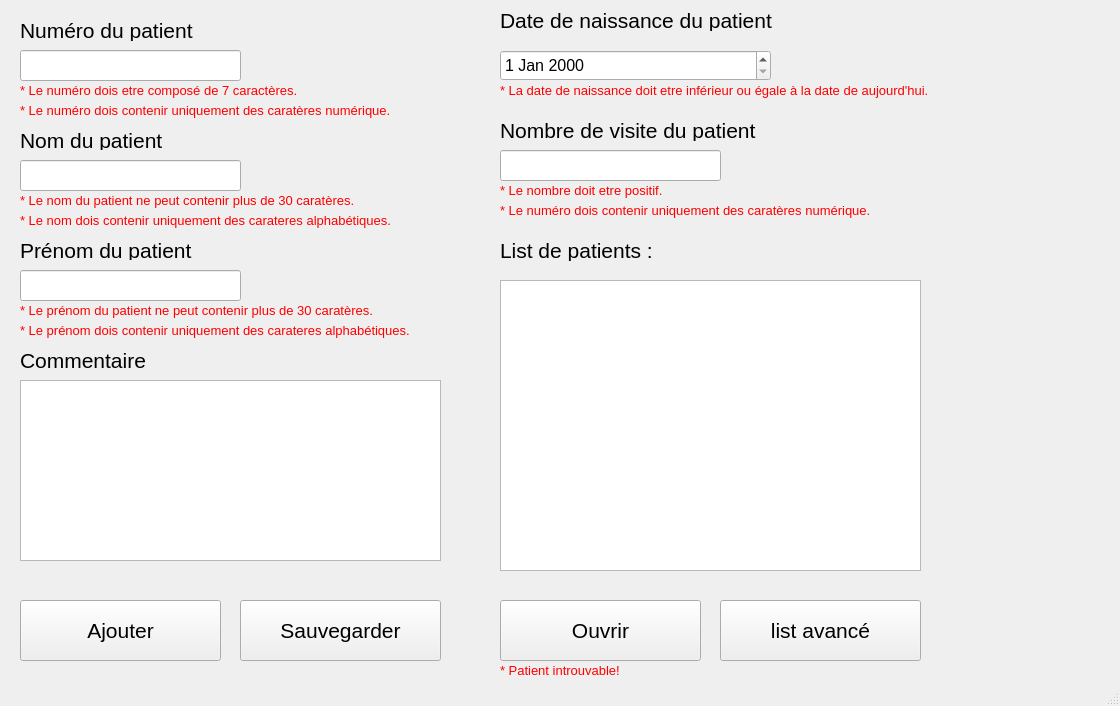
Qt form interface_UI/interface_principal.ui (jackpotchap/EXAMEN_INTRA_JACOB_CHAPMAN) before a commit.
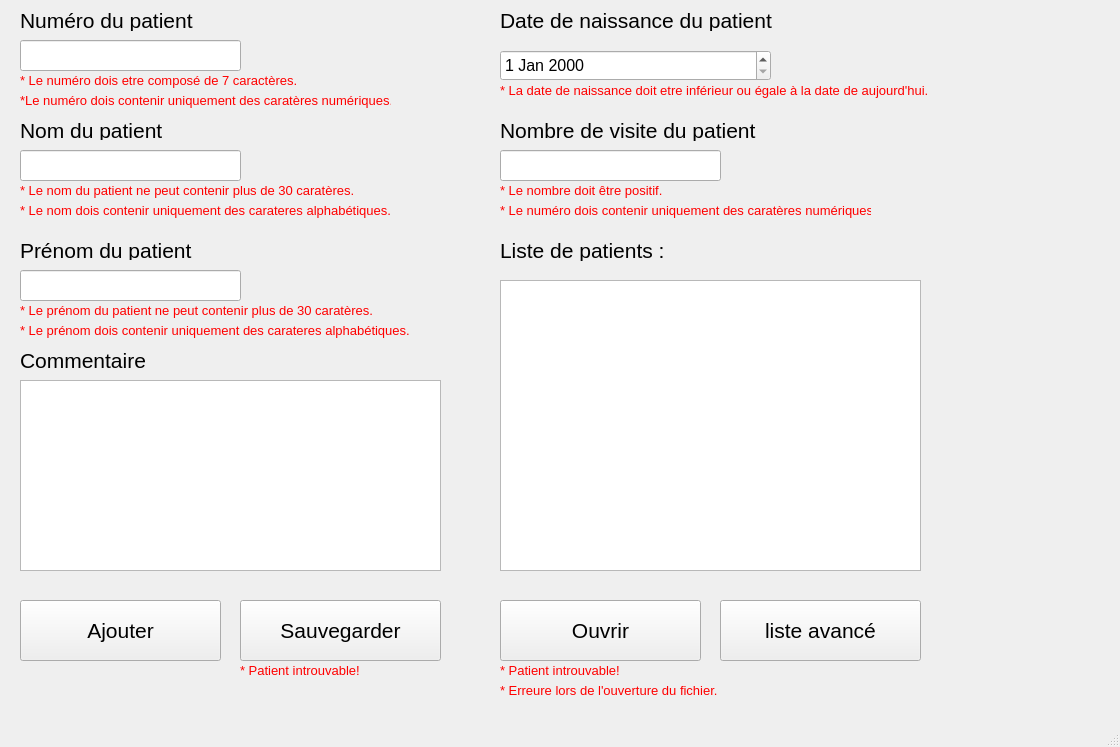
The same form after that commit.

```diff
--- a/interface_UI/interface_principal.ui
+++ b/interface_UI/interface_principal.ui
@@ -7,7 +7,7 @@
     <x>0</x>
     <y>0</y>
     <width>1120</width>
-    <height>706</height>
+    <height>747</height>
    </rect>
   </property>
   <property name="windowTitle">
@@ -18,7 +18,7 @@
     <property name="geometry">
      <rect>
       <x>20</x>
-      <y>160</y>
+      <y>150</y>
       <width>221</width>
       <height>31</height>
      </rect>
@@ -36,7 +36,7 @@
     <property name="geometry">
      <rect>
       <x>20</x>
-      <y>130</y>
+      <y>120</y>
       <width>211</width>
       <height>20</height>
      </rect>
@@ -54,7 +54,7 @@
     <property name="geometry">
      <rect>
       <x>20</x>
-      <y>190</y>
+      <y>180</y>
       <width>371</width>
       <height>21</height>
      </rect>
@@ -72,7 +72,7 @@
     <property name="geometry">
      <rect>
       <x>20</x>
-      <y>210</y>
+      <y>200</y>
       <width>371</width>
       <height>21</height>
      </rect>
@@ -90,7 +90,7 @@
     <property name="geometry">
      <rect>
       <x>20</x>
-      <y>100</y>
+      <y>90</y>
       <width>371</width>
       <height>21</height>
      </rect>
@@ -101,14 +101,14 @@
      </font>
     </property>
     <property name="text">
-     <string>&lt;html&gt;&lt;head/&gt;&lt;body&gt;&lt;p&gt;&lt;span style=&quot; color:#ff0000;&quot;&gt;* Le numéro dois contenir uniquement des caratères numérique.&lt;/span&gt;&lt;/p&gt;&lt;/body&gt;&lt;/html&gt;</string>
+     <string>&lt;html&gt;&lt;head/&gt;&lt;body&gt;&lt;p&gt;&lt;span style=&quot; color:#ff0000;&quot;&gt;*Le numéro dois contenir uniquement des caratères numériques.&lt;/span&gt;&lt;/p&gt;&lt;/body&gt;&lt;/html&gt;</string>
     </property>
    </widget>
    <widget class="QLabel" name="label_titre_num">
     <property name="geometry">
      <rect>
       <x>20</x>
-      <y>20</y>
+      <y>10</y>
       <width>211</width>
       <height>21</height>
      </rect>
@@ -126,7 +126,7 @@
     <property name="geometry">
      <rect>
       <x>20</x>
-      <y>80</y>
+      <y>70</y>
       <width>331</width>
       <height>21</height>
      </rect>
@@ -144,7 +144,7 @@
     <property name="geometry">
      <rect>
       <x>20</x>
-      <y>50</y>
+      <y>40</y>
       <width>221</width>
       <height>31</height>
      </rect>
@@ -296,7 +296,7 @@
      </font>
     </property>
     <property name="text">
-     <string>&lt;html&gt;&lt;head/&gt;&lt;body&gt;&lt;p&gt;&lt;span style=&quot; color:#ff0000;&quot;&gt;* Le numéro dois contenir uniquement des caratères numérique.&lt;/span&gt;&lt;/p&gt;&lt;/body&gt;&lt;/html&gt;</string>
+     <string>&lt;html&gt;&lt;head/&gt;&lt;body&gt;&lt;p&gt;&lt;span style=&quot; color:#ff0000;&quot;&gt;* Le numéro dois contenir uniquement des caratères numériques.&lt;/span&gt;&lt;/p&gt;&lt;/body&gt;&lt;/html&gt;</string>
     </property>
    </widget>
    <widget class="QLabel" name="label_erreure_positif_nbvisite">
@@ -314,7 +314,7 @@
      </font>
     </property>
     <property name="text">
-     <string>&lt;html&gt;&lt;head/&gt;&lt;body&gt;&lt;p&gt;&lt;span style=&quot; color:#ff0000;&quot;&gt;* Le nombre doit etre positif.&lt;/span&gt;&lt;/p&gt;&lt;/body&gt;&lt;/html&gt;</string>
+     <string>&lt;html&gt;&lt;head/&gt;&lt;body&gt;&lt;p&gt;&lt;span style=&quot; color:#ff0000;&quot;&gt;* Le nombre doit être positif.&lt;/span&gt;&lt;/p&gt;&lt;/body&gt;&lt;/html&gt;</string>
     </property>
    </widget>
    <widget class="QLabel" name="label_titre_nbvisite">
@@ -377,7 +377,7 @@
       <x>20</x>
       <y>380</y>
       <width>421</width>
-      <height>181</height>
+      <height>191</height>
      </rect>
     </property>
    </widget>
@@ -424,7 +424,7 @@
      </font>
     </property>
     <property name="text">
-     <string>List de patients :</string>
+     <string>Liste de patients :</string>
     </property>
    </widget>
    <widget class="QPushButton" name="pushButton_sauvegarder">
@@ -478,7 +478,7 @@
      </font>
     </property>
     <property name="text">
-     <string>list avancé</string>
+     <string>liste avancé</string>
     </property>
    </widget>
    <widget class="QLabel" name="label_erreure_introuvable_ouvrire">
@@ -517,6 +517,24 @@
      <string>&lt;html&gt;&lt;head/&gt;&lt;body&gt;&lt;p&gt;&lt;span style=&quot; color:#ff0000;&quot;&gt;* Erreure lors de l'ouverture du fichier.&lt;/span&gt;&lt;/p&gt;&lt;/body&gt;&lt;/html&gt;</string>
     </property>
    </widget>
+   <widget class="QLabel" name="label_erreure_introuvable_sav">
+    <property name="geometry">
+     <rect>
+      <x>240</x>
+      <y>660</y>
+      <width>371</width>
+      <height>21</height>
+     </rect>
+    </property>
+    <property name="font">
+     <font>
+      <pointsize>10</pointsize>
+     </font>
+    </property>
+    <property name="text">
+     <string>&lt;html&gt;&lt;head/&gt;&lt;body&gt;&lt;p&gt;&lt;span style=&quot; color:#ff0000;&quot;&gt;* Patient introuvable!&lt;/span&gt;&lt;/p&gt;&lt;/body&gt;&lt;/html&gt;</string>
+    </property>
+   </widget>
   </widget>
   <widget class="QMenuBar" name="menubar">
    <property name="geometry">
```
